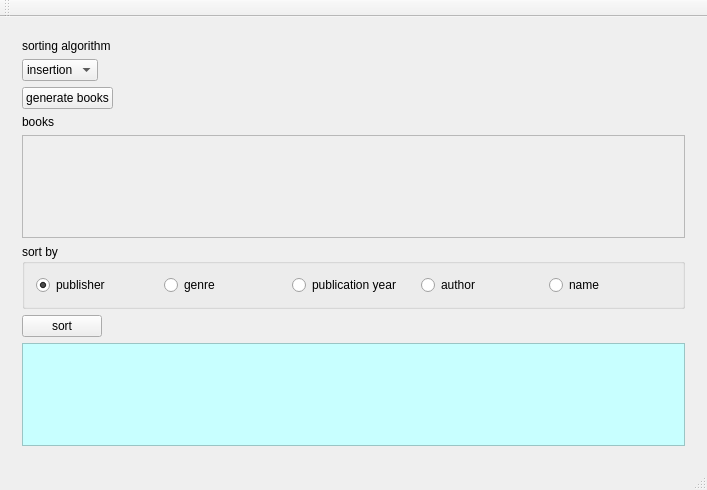
Above: app/main_window.ui from AndLvovSky/exam-4-term before the change. Below: the same form after it.
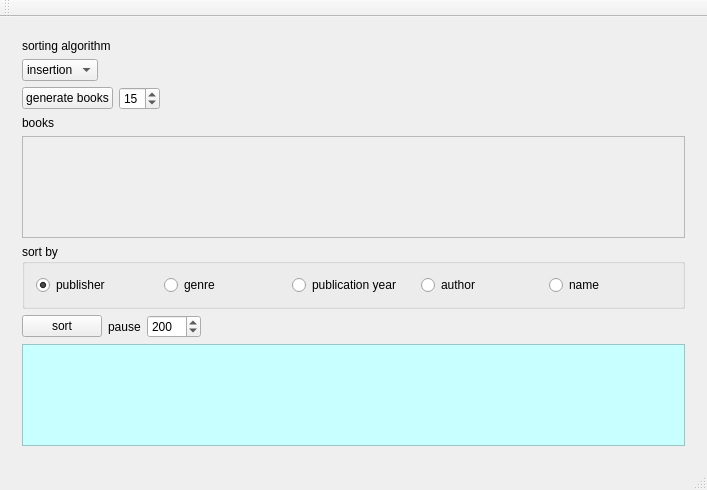
That is the form after the change.

Diff of the .ui file:
```diff
--- a/app/main_window.ui
+++ b/app/main_window.ui
@@ -48,6 +48,8 @@
          </widget>
         </item>
         <item>
+         <layout class="QHBoxLayout" name="horizontalLayout_2">
+          <item>
          <widget class="QPushButton" name="generateBooksButton">
           <property name="sizePolicy">
            <sizepolicy hsizetype="Maximum" vsizetype="Fixed">
@@ -61,6 +63,40 @@
          </widget>
         </item>
         <item>
+           <widget class="QSpinBox" name="booksCountSpinBox">
+            <property name="sizePolicy">
+             <sizepolicy hsizetype="Maximum" vsizetype="Fixed">
+              <horstretch>0</horstretch>
+              <verstretch>0</verstretch>
+             </sizepolicy>
+            </property>
+            <property name="minimum">
+             <number>2</number>
+            </property>
+            <property name="maximum">
+             <number>30</number>
+            </property>
+            <property name="value">
+             <number>15</number>
+            </property>
+           </widget>
+          </item>
+          <item>
+           <spacer name="horizontalSpacer">
+            <property name="orientation">
+             <enum>Qt::Horizontal</enum>
+            </property>
+            <property name="sizeHint" stdset="0">
+             <size>
+              <width>40</width>
+              <height>20</height>
+             </size>
+            </property>
+           </spacer>
+          </item>
+         </layout>
+        </item>
+        <item>
          <widget class="QLabel" name="label_3">
           <property name="text">
            <string>books</string>
@@ -78,7 +114,7 @@
              <x>0</x>
              <y>0</y>
              <width>669</width>
-             <height>106</height>
+             <height>104</height>
             </rect>
            </property>
            <layout class="QVBoxLayout" name="verticalLayout_2">
@@ -151,6 +187,8 @@
          </widget>
         </item>
         <item>
+         <layout class="QHBoxLayout" name="horizontalLayout_3">
+          <item>
          <widget class="QPushButton" name="sortButton">
           <property name="sizePolicy">
            <sizepolicy hsizetype="Maximum" vsizetype="Fixed">
@@ -164,6 +202,56 @@
          </widget>
         </item>
         <item>
+           <widget class="QLabel" name="label_2">
+            <property name="sizePolicy">
+             <sizepolicy hsizetype="Maximum" vsizetype="Preferred">
+              <horstretch>0</horstretch>
+              <verstretch>0</verstretch>
+             </sizepolicy>
+            </property>
+            <property name="text">
+             <string>pause</string>
+            </property>
+           </widget>
+          </item>
+          <item>
+           <widget class="QSpinBox" name="pauseSpinBox">
+            <property name="sizePolicy">
+             <sizepolicy hsizetype="Maximum" vsizetype="Fixed">
+              <horstretch>0</horstretch>
+              <verstretch>0</verstretch>
+             </sizepolicy>
+            </property>
+            <property name="minimum">
+             <number>50</number>
+            </property>
+            <property name="maximum">
+             <number>5000</number>
+            </property>
+            <property name="singleStep">
+             <number>50</number>
+            </property>
+            <property name="value">
+             <number>200</number>
+            </property>
+           </widget>
+          </item>
+          <item>
+           <spacer name="horizontalSpacer_2">
+            <property name="orientation">
+             <enum>Qt::Horizontal</enum>
+            </property>
+            <property name="sizeHint" stdset="0">
+             <size>
+              <width>40</width>
+              <height>20</height>
+             </size>
+            </property>
+           </spacer>
+          </item>
+         </layout>
+        </item>
+        <item>
          <widget class="QScrollArea" name="scrollArea_2">
           <property name="sizePolicy">
            <sizepolicy hsizetype="Expanding" vsizetype="MinimumExpanding">
@@ -183,7 +271,7 @@
              <x>0</x>
              <y>0</y>
              <width>669</width>
-             <height>105</height>
+             <height>103</height>
             </rect>
            </property>
            <layout class="QVBoxLayout" name="verticalLayout_5">
```
Lines whose indentation alone changed are shown as unchanged.
